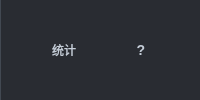
First picture: the form in GameSprout/View/SceneViewUI/SceneTitleActions.ui, repository Heroinaddicts/G-Foundation, before the edit.
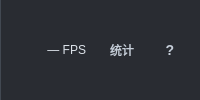
Second picture: the form after the edit. Custom widgets are drawn as their Qt base class.

What changed in the file:
```diff
--- a/GameSprout/View/SceneViewUI/SceneTitleActions.ui
+++ b/GameSprout/View/SceneViewUI/SceneTitleActions.ui
@@ -3,7 +3,7 @@
  <class>SceneTitleActions</class>
  <widget class="QWidget" name="SceneTitleActions">
   <property name="styleSheet">
-   <string>QWidget#SceneTitleActions { background:#292c32; border-left:1px solid #424952; } QToolButton { color:#c5ced9; background:transparent; border:1px solid transparent; border-radius:3px; padding:0 4px; font-size:12px; } QToolButton#sceneHelpButton { font-size:14px; font-weight:bold; } QToolButton:hover { background:#414750; border-color:#626b77; } QToolButton[diagnostic="true"] { color:#ffd77a; border-color:#b28b3f; }</string>
+   <string>QWidget#SceneTitleActions { background:#292c32; border-left:1px solid #424952; } QLabel#fpsLabel { color:#dce2e9; font-size:12px; } QToolButton { color:#c5ced9; background:transparent; border:1px solid transparent; border-radius:3px; padding:0 4px; font-size:12px; } QToolButton#sceneHelpButton { font-size:14px; font-weight:bold; } QToolButton:hover { background:#414750; border-color:#626b77; } QToolButton[diagnostic="true"] { color:#ffd77a; border-color:#b28b3f; }</string>
   </property>
   <layout class="QHBoxLayout" name="titleActionsLayout">
    <property name="spacing">
@@ -21,6 +21,24 @@
    <property name="bottomMargin">
     <number>0</number>
    </property>
+   <item>
+    <widget class="ViewportFrameRateLabel" name="fpsLabel">
+     <property name="minimumSize">
+      <size><width>70</width><height>24</height></size>
+     </property>
+     <property name="maximumSize">
+      <size><width>70</width><height>24</height></size>
+     </property>
+     <property name="alignment">
+      <set>Qt::AlignRight|Qt::AlignVCenter</set>
+     </property>
+     <property name="margin"><number>3</number></property>
+     <property name="text"><string notr="true">— FPS</string></property>
+     <property name="toolTip">
+      <string>此视口每秒成功提交的画面数。没有持续出帧时显示 — FPS。</string>
+     </property>
+    </widget>
+   </item>
    <item>
     <widget class="QToolButton" name="statisticsButton">
      <property name="text">
@@ -73,6 +91,13 @@
    </item>
   </layout>
  </widget>
+ <customwidgets>
+  <customwidget>
+   <class>ViewportFrameRateLabel</class>
+   <extends>QLabel</extends>
+   <header>../Shared/ViewportFrameRateLabel.h</header>
+  </customwidget>
+ </customwidgets>
  <resources />
  <connections />
 </ui>
```
